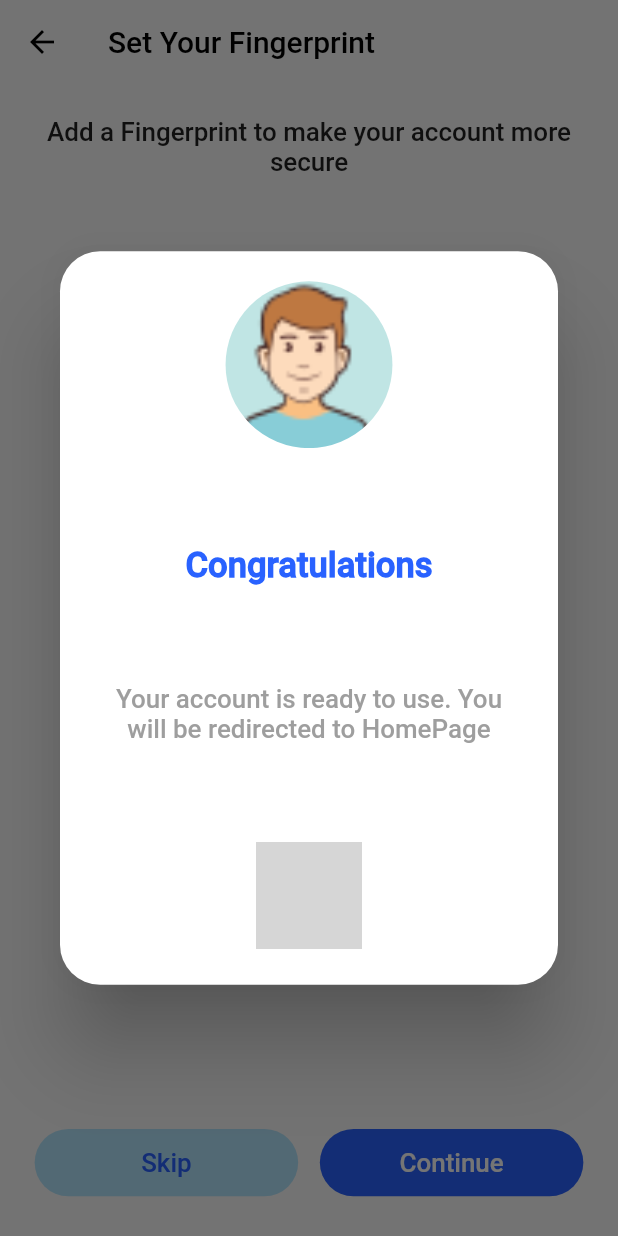
After one commit to NasShihab/medica, a Flutter app: the set_yout_fingerprint screen opened directly, after a tap on "Continue", on a phone screen of 412 x 824 dp. The commit adds this screen. Run offline on Flutter 3.47's test engine with Material 2 defaults, Android fonts, the phone set to English and light mode, and no system bars; our stand-ins replace flutter_screenutil, pin_code_fields; grey boxes are pictures that could not be loaded.

Commit message:
19_Light_set your fingerprint page | added

```diff
--- a/lib/03. Sign Up & Sign In (b)/16_Light_fill your profile blank form.dart
+++ b/lib/03. Sign Up & Sign In (b)/16_Light_fill your profile blank form.dart
@@ -17,7 +17,6 @@ class fill_your_profile extends StatelessWidget {
         backgroundColor: Colors.transparent,
         leading: IconButton(
             onPressed: () {
-
               Navigator.of(context).push(MaterialPageRoute(
                   builder: (BuildContext context) =>
                   const homePage()));
--- a/lib/03. Sign Up & Sign In (b)/18_Light_create new PIN.dart
+++ b/lib/03. Sign Up & Sign In (b)/18_Light_create new PIN.dart
@@ -31,16 +31,15 @@ class create_new_pin extends StatelessWidget {
       ),
       body: SafeArea(
           child: Padding(
-        padding: EdgeInsets.symmetric(horizontal: 24.w),
+        padding: EdgeInsets.symmetric(horizontal: 24.w, vertical: 25.h),
         child: Column(
+          mainAxisAlignment: MainAxisAlignment.spaceBetween,
           children: [
-            SizedBox(height: 110.h),
             Text(
               'Add a PIN number to make your account more secure',
               textAlign: TextAlign.center,
               style: TextStyle(fontSize: 18.sp),
             ),
-            SizedBox(height: 80.h),
             PinCodeTextField(
               pinTheme: PinTheme(
                 inactiveColor: Colors.grey,
@@ -53,7 +52,6 @@ class create_new_pin extends StatelessWidget {
               onChanged: (value) {},
               keyboardType: TextInputType.number,
             ),
-            SizedBox(height: 80.h),
             SizedBox(
               height: 60.h,
               width: double.infinity,
@@ -74,7 +72,6 @@ class create_new_pin extends StatelessWidget {
                     style: TextStyle(fontSize: 18.sp),
                   )),
             ),
-            SizedBox(height: 10.h),
           ],
         ),
       )),
--- /dev/null
+++ b/lib/03. Sign Up & Sign In (b)/19_Light_set your fingerprint.dart
@@ -0,0 +1,153 @@
+import 'package:flutter/material.dart';
+import 'package:flutter_screenutil/flutter_screenutil.dart';
+
+import '../homePage.dart';
+
+class set_yout_fingerprint extends StatelessWidget {
+  const set_yout_fingerprint({Key? key}) : super(key: key);
+
+  @override
+  Widget build(BuildContext context) {
+    return Scaffold(
+      resizeToAvoidBottomInset: false,
+      extendBodyBehindAppBar: true,
+      appBar: AppBar(
+        title: const Text(
+          'Set Your Fingerprint',
+          style: TextStyle(color: Colors.black),
+        ),
+        elevation: 0,
+        backgroundColor: Colors.transparent,
+        leading: IconButton(
+            onPressed: () {
+              Navigator.of(context).push(MaterialPageRoute(
+                  builder: (BuildContext context) => const homePage()));
+            },
+            icon: const Icon(
+              Icons.arrow_back,
+              color: Colors.black,
+            )),
+      ),
+      body: SafeArea(
+          child: Padding(
+        padding: EdgeInsets.symmetric(horizontal: 24.w, vertical: 25.h),
+        child: Column(
+          mainAxisAlignment: MainAxisAlignment.spaceBetween,
+          children: [
+            Text(
+              'Add a Fingerprint to make your account more secure',
+              textAlign: TextAlign.center,
+              style: TextStyle(fontSize: 18.sp),
+            ),
+            CircleAvatar(
+              radius: 150.r,
+              backgroundColor: Colors.transparent,
+              child: Image.asset('assets/images/fingerprint.png'),
+            ),
+            Text(
+              'Please put your finger on the fingerprint scanner to get started',
+              textAlign: TextAlign.center,
+              style: TextStyle(fontSize: 18.sp),
+            ),
+            //TextButton
+            SizedBox(
+              height: 60.h,
+              width: double.infinity,
+              child: Row(
+                mainAxisAlignment: MainAxisAlignment.center,
+                children: [
+                  Expanded(
+                    child: TextButton(
+                        onPressed: () {},
+                        style: ButtonStyle(
+                          backgroundColor:
+                              MaterialStateProperty.all(Colors.lightBlue[100]),
+                          foregroundColor:
+                              MaterialStateProperty.all(Colors.white),
+                          padding: MaterialStateProperty.all(
+                              EdgeInsets.symmetric(vertical: 14.h)),
+                          shape:
+                              MaterialStateProperty.all<RoundedRectangleBorder>(
+                                  RoundedRectangleBorder(
+                                      borderRadius:
+                                          BorderRadius.circular(50.r))),
+                        ),
+                        child: Text(
+                          'Skip',
+                          style: TextStyle(
+                              fontSize: 18.sp, color: Colors.blueAccent[700]),
+                        )),
+                  ),
+                  SizedBox(
+                    width: 15.w,
+                  ),
+                  Expanded(
+                    child: TextButton(
+                        onPressed: () {
+                          showDialog(
+                              context: context,
+                              builder: (context) => AlertDialog(
+                                shape: RoundedRectangleBorder(
+                                  borderRadius: BorderRadius.all(Radius.circular(30.r))
+                                ),
+                                content: SizedBox(
+                                  height: 500.h,
+                                  child: Column(
+                                    mainAxisAlignment: MainAxisAlignment.spaceBetween,
+                                    children:  [
+                                      Flexible(
+                                        child: CircleAvatar(
+                                          radius: 120.r,
+                                          backgroundColor: Colors.transparent,
+                                          backgroundImage: AssetImage('assets/images/profile2.png'),
+                                        ),
+                                      ),
+                                      Flexible(
+                                        child: Text('Congratulations', style: TextStyle(
+                                            fontWeight: FontWeight.bold,
+                                          fontSize: 24.sp, color: Colors.blueAccent[700]
+                                        ),),
+                                      ),
+                                      Flexible(
+                                        child: Text('Your account is ready to use. You will be redirected to HomePage',
+                                          style: TextStyle(color: Colors.grey,fontSize: 18.sp),
+                                          textAlign: TextAlign.center,),
+                                      ),
+                                      Flexible(
+                                        child: CircleAvatar(
+                                          radius: 40.r,
+                                            backgroundColor: Colors.transparent,
+                                            backgroundImage: AssetImage('assets/images/loading.png')),
+                                      ),
+                                    ],
+                                  ),
+                                ),
+                                  ));
+                        },
+                        style: ButtonStyle(
+                          backgroundColor:
+                              MaterialStateProperty.all(Colors.blueAccent[700]),
+                          foregroundColor:
+                              MaterialStateProperty.all(Colors.white),
+                          padding: MaterialStateProperty.all(
+                              EdgeInsets.symmetric(vertical: 14.h)),
+                          shape:
+                              MaterialStateProperty.all<RoundedRectangleBorder>(
+                                  RoundedRectangleBorder(
+                                      borderRadius:
+                                          BorderRadius.circular(50.r))),
+                        ),
+                        child: Text(
+                          'Continue',
+                          style: TextStyle(fontSize: 18.sp),
+                        )),
+                  ),
+                ],
+              ),
+            ),
+          ],
+        ),
+      )),
+    );
+  }
+}
--- a/lib/homePage.dart
+++ b/lib/homePage.dart
@@ -4,9 +4,11 @@ import 'package:medica/02.%20Sign%20Up%20&%20Sign%20In%20(a)/9_light_lets%20you%
 import 'package:flutter_screenutil/flutter_screenutil.dart';
 import 'package:medica/03.%20Sign%20Up%20&%20Sign%20In%20(b)/16_Light_fill%20your%20profile%20blank%20form.dart';
 import 'package:medica/03.%20Sign%20Up%20&%20Sign%20In%20(b)/18_Light_create%20new%20PIN.dart';
+import 'package:medica/03.%20Sign%20Up%20&%20Sign%20In%20(b)/19_Light_set%20your%20fingerprint.dart';
 
 import '02. Sign Up & Sign In (a)/13_Light_sign in blank form.dart';
 
+// ignore: camel_case_types
 class homePage extends StatelessWidget {
   const homePage({Key? key}) : super(key: key);
 
@@ -71,9 +73,9 @@ class homePage extends StatelessWidget {
                     onPressed: () {
                       Navigator.of(context).push(MaterialPageRoute(
                           builder: (BuildContext context) =>
-                          const lets_you_in()));
+                          const set_yout_fingerprint()));
                     },
-                    child: Text('9_Light_lets you in',style: TextStyle(
+                    child: Text('19_Light_set your fingerprint',style: TextStyle(
                       fontSize: 30.sp,
                     ),)),
 
```
Also changed, not shown: assets/images/fingerprint.png (added), assets/images/profile2.png (added).
